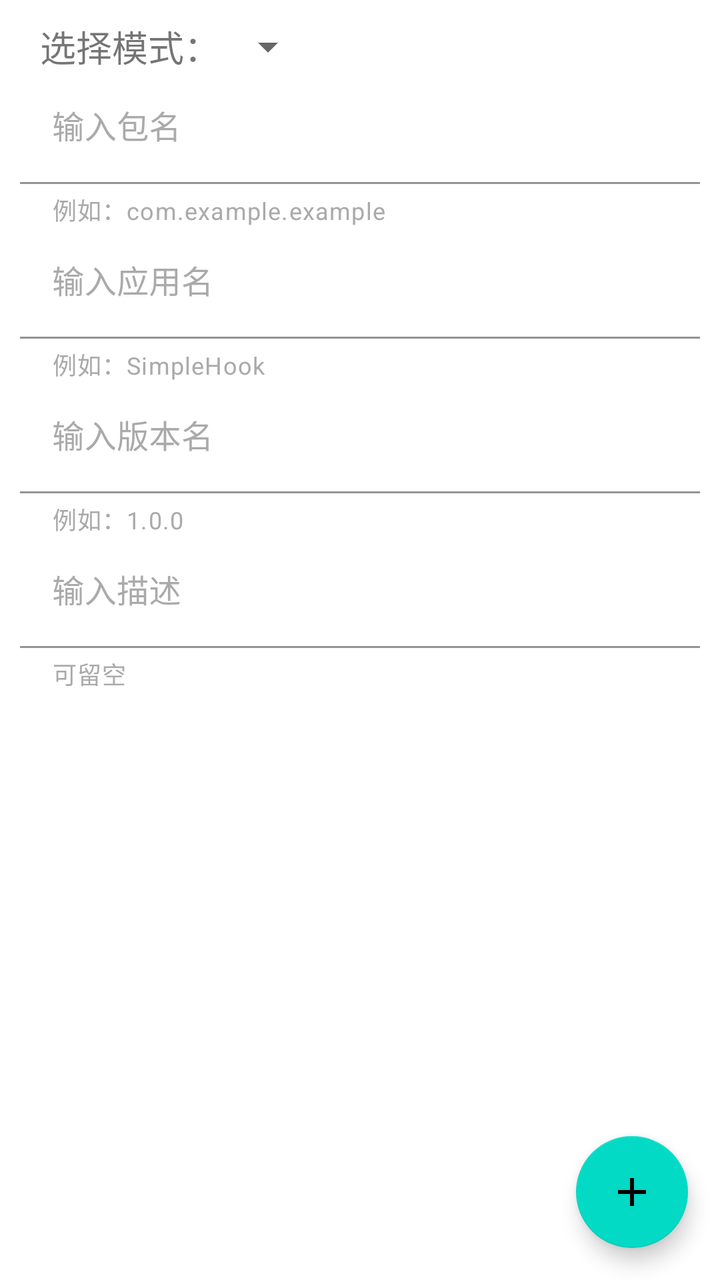
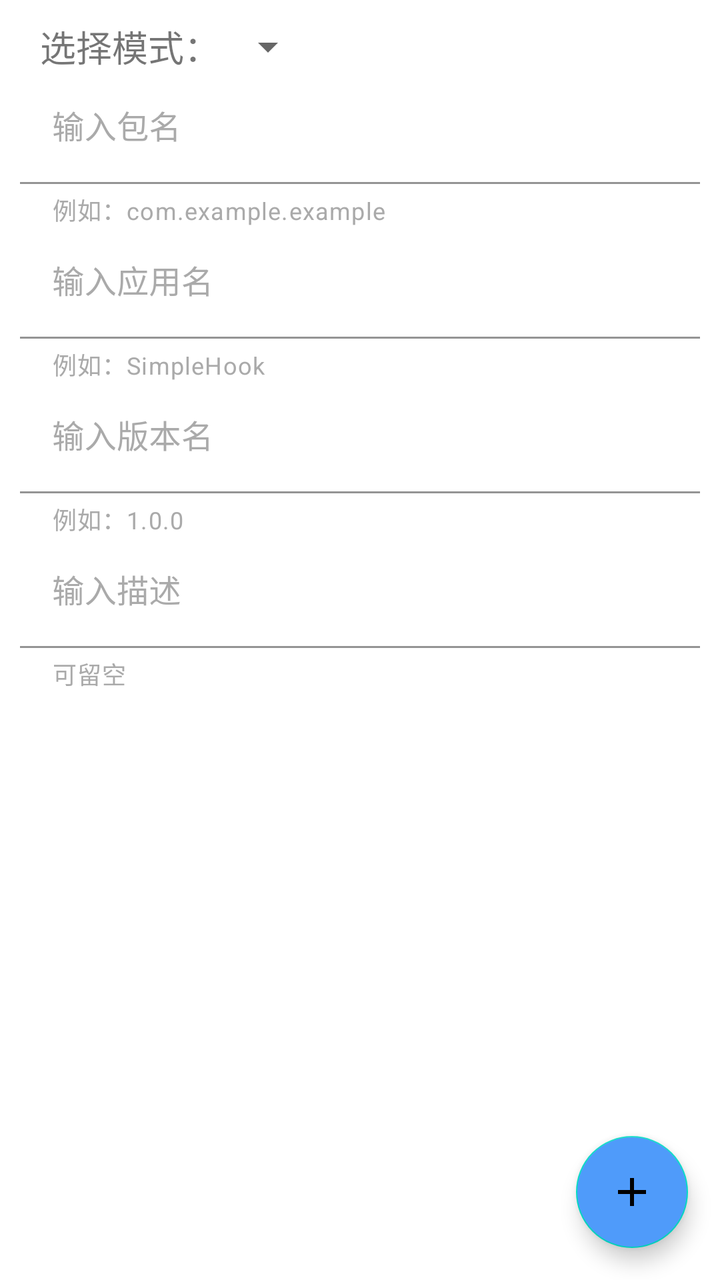

Before-and-after screenshots of an Android layout around one commit, followed by the original layout XML and the change that was made.
<!-- AndroidManifest.xml: application theme Theme.SimpleHook -->
<!-- res/layout/fragment_add.xml -->
<?xml version="1.0" encoding="utf-8"?>
<androidx.constraintlayout.widget.ConstraintLayout
    xmlns:android="http://schemas.android.com/apk/res/android"
    xmlns:app="http://schemas.android.com/apk/res-auto"
    xmlns:tools="http://schemas.android.com/tools"
    android:layout_width="match_parent"
    android:layout_height="match_parent"
    tools:context=".fragment.AddFragment"
    >

    <com.google.android.material.floatingactionbutton.FloatingActionButton
        android:id="@+id/add_method_config"
        android:layout_width="wrap_content"
        android:layout_height="wrap_content"
        android:layout_margin="16dp"
        android:clickable="true"
        android:contentDescription="@string/add_method_config"
        android:focusable="true"
        android:src="@drawable/ic_add_24"
        app:layout_constraintBottom_toBottomOf="parent"
        app:layout_constraintEnd_toEndOf="parent" />

    <ScrollView
    android:layout_width="match_parent"
    android:layout_height="match_parent"
    tools:context=".fragment.AddFragment"
    >
<androidx.constraintlayout.widget.ConstraintLayout
    android:layout_width="match_parent"
    android:layout_height="wrap_content"
    tools:context=".fragment.AddFragment"
    android:theme="@style/EditTextTheme">

    <TextView
        android:id="@+id/textView3"
        android:layout_width="wrap_content"
        android:layout_height="wrap_content"
        android:layout_marginStart="20dp"
        android:layout_marginTop="10dp"
        android:text="@string/mode_select"
        android:textSize="18sp"
        app:layout_constraintStart_toStartOf="parent"
        app:layout_constraintTop_toTopOf="parent" />

    <Spinner
        android:id="@+id/mode_select_spinner"
        android:layout_width="0dp"
        android:layout_height="wrap_content"
        app:layout_constraintBottom_toBottomOf="@+id/textView3"
        app:layout_constraintStart_toEndOf="@+id/textView3"
        app:layout_constraintTop_toTopOf="@+id/textView3" />

    <com.google.android.material.textfield.TextInputLayout
        android:id="@+id/application_edit"
        android:layout_width="match_parent"
        android:layout_height="wrap_content"
        android:visibility="gone"
        app:helperText="@string/application_input_helper"
        app:layout_constraintEnd_toEndOf="parent"
        app:layout_constraintStart_toStartOf="parent"
        app:layout_constraintTop_toBottomOf="@+id/textView3"
      >

        <com.google.android.material.textfield.TextInputEditText
            style="@style/add_edit_text_style"
            android:hint="@string/application_input_tip" />
    </com.google.android.material.textfield.TextInputLayout>

    <com.google.android.material.textfield.TextInputLayout
        android:id="@+id/textInputLayout"
        style="@style/add_text_input_layout_style"
        app:helperText="@string/package_input_helper"
        app:layout_constraintEnd_toEndOf="parent"
        app:layout_constraintStart_toStartOf="parent"
        app:layout_constraintTop_toBottomOf="@+id/application_edit">

        <com.google.android.material.textfield.TextInputEditText
            android:id="@+id/packageName_edit"
            style="@style/add_edit_text_style"
            android:hint="@string/package_input_tip" />
    </com.google.android.material.textfield.TextInputLayout>

    <com.google.android.material.textfield.TextInputLayout
        android:id="@+id/textInputLayout5"
        style="@style/add_text_input_layout_style"
        app:helperText="@string/app_name_input_helper"
        app:layout_constraintEnd_toEndOf="parent"
        app:layout_constraintStart_toStartOf="parent"
        app:layout_constraintTop_toBottomOf="@+id/textInputLayout">

        <com.google.android.material.textfield.TextInputEditText
            android:id="@+id/app_name_edit"
            style="@style/add_edit_text_style"
            android:hint="@string/app_name_input_tip" />
    </com.google.android.material.textfield.TextInputLayout>

    <com.google.android.material.textfield.TextInputLayout
        android:id="@+id/textInputLayout6"
        app:helperText="@string/version_input_helper"
        style="@style/add_text_input_layout_style"
        app:layout_constraintStart_toStartOf="parent"
        app:layout_constraintTop_toBottomOf="@+id/textInputLayout5">

        <com.google.android.material.textfield.TextInputEditText
            android:id="@+id/app_version_name_edit"
            style="@style/add_edit_text_style"
            android:hint="@string/version_input_tip"
            />
    </com.google.android.material.textfield.TextInputLayout>

    <com.google.android.material.textfield.TextInputLayout
        android:id="@+id/textInputLayout7"
        style="@style/add_text_input_layout_style"
        app:helperText="可留空"
        app:layout_constraintEnd_toEndOf="parent"
        app:layout_constraintStart_toStartOf="parent"
        app:layout_constraintTop_toBottomOf="@+id/textInputLayout6">

        <com.google.android.material.textfield.TextInputEditText
            android:id="@+id/desc_string_edit"
            style="@style/add_edit_text_style"
            android:hint="@string/description_input_tip" />
    </com.google.android.material.textfield.TextInputLayout>

    <androidx.recyclerview.widget.RecyclerView
        android:id="@+id/methodRV"
        android:layout_width="match_parent"
        android:layout_height="wrap_content"
        app:layout_constraintBottom_toBottomOf="parent"
        app:layout_constraintEnd_toEndOf="parent"
        app:layout_constraintStart_toStartOf="parent"
        app:layout_constraintTop_toBottomOf="@+id/textInputLayout7" />

</androidx.constraintlayout.widget.ConstraintLayout>

</ScrollView>

</androidx.constraintlayout.widget.ConstraintLayout>
<!-- resources referenced by this layout -->
<resources>
  <!-- drawable ic_add_24 (drawable) -->
  <vector android:height="24dp" android:tint="#FFFFFF"
      android:viewportHeight="24" android:viewportWidth="24"
      android:width="24dp" xmlns:android="http://schemas.android.com/apk/res/android">
      <path android:fillColor="@android:color/white" android:pathData="M19,13h-6v6h-2v-6H5v-2h6V5h2v6h6v2z"/>
  </vector>
  <string name="add_method_config">添加方法配置</string>
  <string name="app_name_input_helper">例如：SimpleHook</string>
  <string name="app_name_input_tip">输入应用名</string>
  <string name="application_input_helper">例如：com.example.MyApplication</string>
  <string name="application_input_tip">输入入口名</string>
  <string name="description_input_tip">输入描述</string>
  <string name="mode_select">选择模式：</string>
  <string name="package_input_helper">例如：com.example.example</string>
  <string name="package_input_tip">输入包名</string>
  <string name="version_input_helper">例如：1.0.0</string>
  <string name="version_input_tip">输入版本名</string>
  <style name="EditTextTheme" parent="Theme.SimpleHook">
          <item name="colorPrimary">@color/teal_200</item>
          <item name="android:editTextColor">@android:color/white</item>
          <item name="android:textColorHint">@color/teal_200</item>
      </style>
  <style name="add_edit_text_style">
          <item name="android:layout_width">match_parent</item>
          <item name="android:layout_height">wrap_content</item>
          <item name="android:background">@android:color/transparent</item>
      </style>
  <style name="add_text_input_layout_style">
          <item name="android:layout_marginStart">10dp</item>
          <item name="android:layout_marginEnd">10dp</item>
          <item name="android:layout_width">match_parent</item>
          <item name="android:layout_height">wrap_content</item>
          <item name="helperTextTextColor">@android:color/darker_gray</item>
          <item name="android:textColorHint">@android:color/darker_gray</item>
      </style>
  <style name="Theme.SimpleHook" parent="Theme.MaterialComponents.DayNight.NoActionBar">
          
          <item name="colorPrimary">@color/purple_200</item>
          <item name="colorPrimaryVariant">@color/purple_500</item>
          <item name="colorOnPrimary">@color/white</item>
          
          <item name="colorSecondary">@color/teal_200</item>
          <item name="colorSecondaryVariant">@color/teal_700</item>
          <item name="colorOnSecondary">@color/black</item>
          
          <item name="android:statusBarColor" tools:targetApi="l">?attr/colorPrimaryVariant</item>
          
      </style>
  <color name="teal_200">#FF03DAC5</color>
  <color name="purple_200">#FFBB86FC</color>
  <color name="purple_500">#FF6200EE</color>
  <color name="white">#FFFFFFFF</color>
  <color name="teal_700">#FF018786</color>
  <color name="black">#FF000000</color>
</resources>

<!-- the commit's change to res/layout/fragment_add.xml (unified diff, before → after) -->
@@ -16,6 +16,7 @@
         android:clickable="true"
         android:contentDescription="@string/add_method_config"
         android:focusable="true"
+        android:backgroundTint="@color/colorPrimaryVariant"
         android:src="@drawable/ic_add_24"
         app:layout_constraintBottom_toBottomOf="parent"
         app:layout_constraintEnd_toEndOf="parent" />
@@ -29,7 +30,7 @@
     android:layout_width="match_parent"
     android:layout_height="wrap_content"
     tools:context=".fragment.AddFragment"
-    android:theme="@style/EditTextTheme">
+   >
 
     <TextView
         android:id="@+id/textView3"
<!-- resource entries referenced after the edit -->
@@ -1,5 +1,6 @@
 <!-- resources referenced by this layout -->
 <resources>
+  <color name="colorPrimaryVariant">#4F9BFA</color>
   <!-- drawable ic_add_24 (drawable) -->
   <vector android:height="24dp" android:tint="#FFFFFF"
       android:viewportHeight="24" android:viewportWidth="24"
@@ -17,11 +18,6 @@
   <string name="package_input_tip">输入包名</string>
   <string name="version_input_helper">例如：1.0.0</string>
   <string name="version_input_tip">输入版本名</string>
-  <style name="EditTextTheme" parent="Theme.SimpleHook">
-          <item name="colorPrimary">@color/teal_200</item>
-          <item name="android:editTextColor">@android:color/white</item>
-          <item name="android:textColorHint">@color/teal_200</item>
-      </style>
   <style name="add_edit_text_style">
           <item name="android:layout_width">match_parent</item>
           <item name="android:layout_height">wrap_content</item>
@@ -37,8 +33,8 @@
       </style>
   <style name="Theme.SimpleHook" parent="Theme.MaterialComponents.DayNight.NoActionBar">
           
-          <item name="colorPrimary">@color/purple_200</item>
-          <item name="colorPrimaryVariant">@color/purple_500</item>
+          <item name="colorPrimary">#65A3F0</item>
+          <item name="colorPrimaryVariant">#4F9BFA</item>
           <item name="colorOnPrimary">@color/white</item>
           
           <item name="colorSecondary">@color/teal_200</item>
@@ -49,8 +45,6 @@
           
       </style>
   <color name="teal_200">#FF03DAC5</color>
-  <color name="purple_200">#FFBB86FC</color>
-  <color name="purple_500">#FF6200EE</color>
   <color name="white">#FFFFFFFF</color>
   <color name="teal_700">#FF018786</color>
   <color name="black">#FF000000</color>
